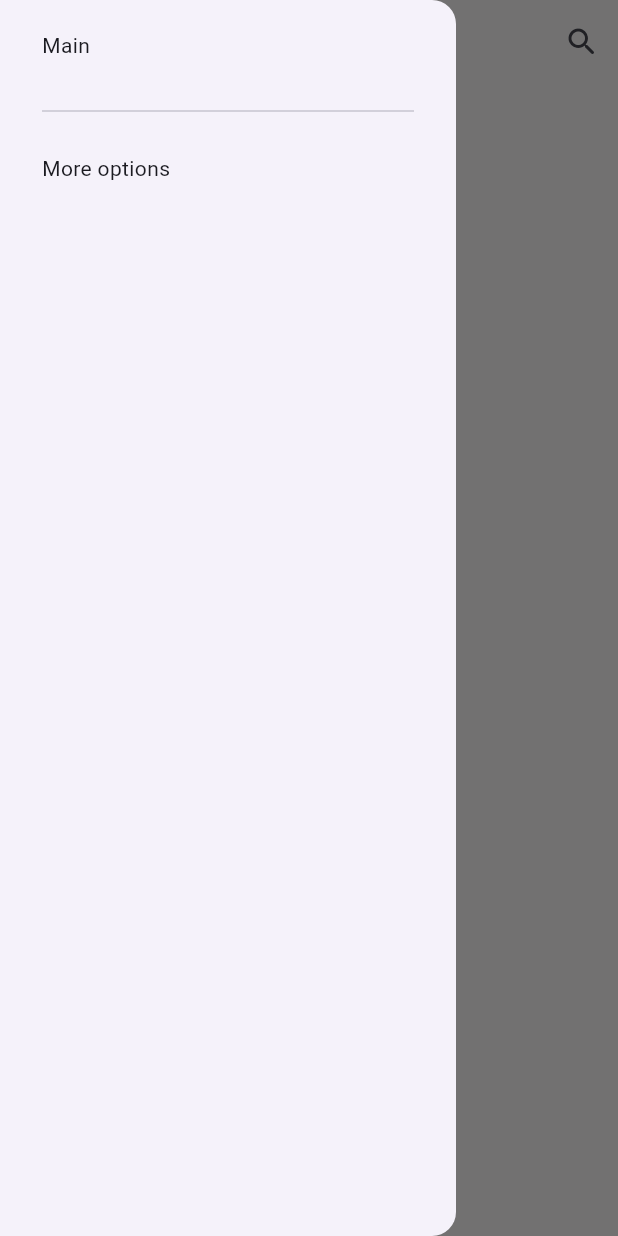
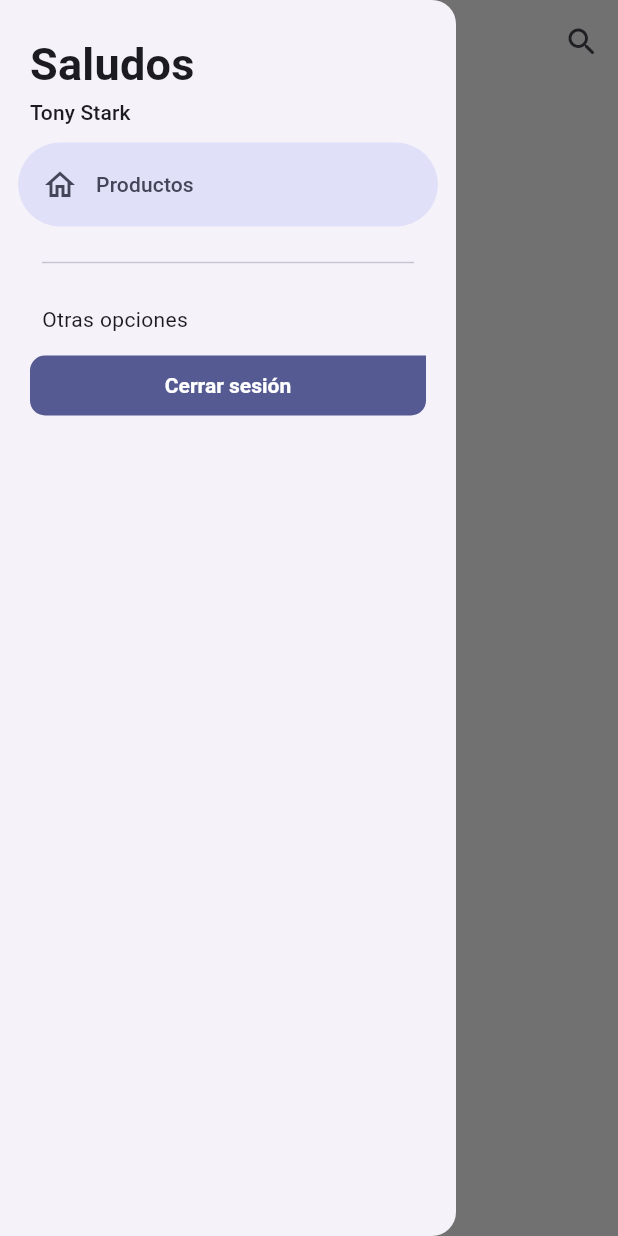
Before and after one commit to Klerith/flutter-authenticated-crud, a Flutter app: the screen it shows after launch, with the side drawer open, on a phone screen of 412 x 824 dp. Run offline on Flutter 3.47's test engine with Material 2 defaults, Android fonts, the phone set to English and light mode, and no system bars; our stand-ins replace go_router, google_fonts; project files that could hold a hidden picture were left out.

Commit message:
Menú actualizado

```diff
--- a/lib/features/shared/widgets/side_menu.dart
+++ b/lib/features/shared/widgets/side_menu.dart
@@ -1,5 +1,6 @@
 import 'package:flutter/material.dart';
 import 'package:go_router/go_router.dart';
+import 'package:teslo_shop/features/shared/shared.dart';
 
 class SideMenu extends StatefulWidget {
 
@@ -22,9 +23,11 @@ class _SideMenuState extends State<SideMenu> {
   Widget build(BuildContext context) {
 
     final hasNotch = MediaQuery.of(context).viewPadding.top > 35;
+    final textStyles = Theme.of(context).textTheme;
 
 
     return NavigationDrawer(
+      elevation: 1,
       selectedIndex: navDrawerIndex,
       onDestinationSelected: (value) {
 
@@ -40,8 +43,18 @@ class _SideMenuState extends State<SideMenu> {
       children: [
 
         Padding(
-          padding: EdgeInsets.fromLTRB(28, hasNotch ? 0 : 20, 16, 10),
-          child: const Text('Main'),
+          padding: EdgeInsets.fromLTRB(20, hasNotch ? 0 : 20, 16, 0),
+          child: Text('Saludos', style: textStyles.titleMedium ),
+        ),
+
+        Padding(
+          padding: const EdgeInsets.fromLTRB(20, 0, 16, 10),
+          child: Text('Tony Stark', style: textStyles.titleSmall ),
+        ),
+
+        const NavigationDrawerDestination(
+            icon: Icon( Icons.home_outlined ),
+            label: Text( 'Productos' ),
         ),
 
         // ...appMenuItems
@@ -59,11 +72,17 @@ class _SideMenuState extends State<SideMenu> {
 
         const Padding(
           padding: EdgeInsets.fromLTRB(28, 10, 16, 10),
-          child: Text('More options'),
+          child: Text('Otras opciones'),
         ),
 
 
-
+        Padding(
+          padding: const EdgeInsets.symmetric(horizontal: 20),
+          child: CustomFilledButton(
+            onPressed: () {},
+            text: 'Cerrar sesión'
+          ),
+        ),
 
       ]
     );
```
